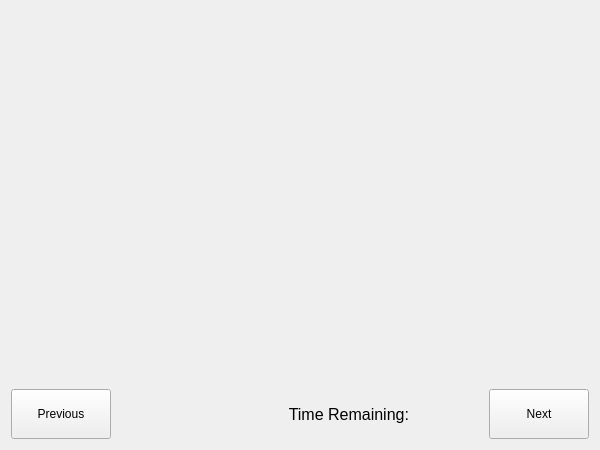
Old version of the form MarketSimulation/mainwindow.ui in the repository dwattttt/marketsim.
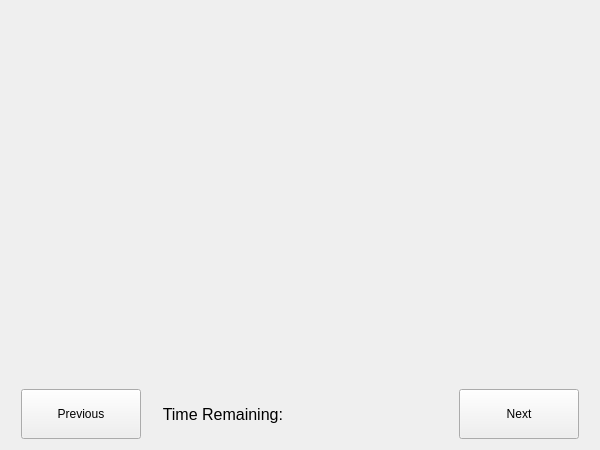
New version of the form. Custom widgets are drawn as their Qt base class.

Patch:
```diff
--- a/MarketSimulation/mainwindow.ui
+++ b/MarketSimulation/mainwindow.ui
@@ -107,7 +107,7 @@
           </property>
           <property name="minimumSize">
            <size>
-            <width>100</width>
+            <width>120</width>
             <height>50</height>
            </size>
           </property>
@@ -117,13 +117,10 @@
          </widget>
         </item>
         <item>
-         <spacer name="horizontalSpacer_7">
+         <spacer name="horizontalSpacer_6">
           <property name="orientation">
            <enum>Qt::Horizontal</enum>
           </property>
-          <property name="sizeType">
-           <enum>QSizePolicy::Expanding</enum>
-          </property>
           <property name="sizeHint" stdset="0">
            <size>
             <width>0</width>
@@ -135,18 +132,24 @@
         <item>
          <widget class="QWidget" name="simulationDisplay" native="true">
           <property name="sizePolicy">
-           <sizepolicy hsizetype="Preferred" vsizetype="Preferred">
+           <sizepolicy hsizetype="Expanding" vsizetype="Preferred">
             <horstretch>200</horstretch>
             <verstretch>0</verstretch>
            </sizepolicy>
           </property>
           <property name="minimumSize">
            <size>
-            <width>200</width>
+            <width>0</width>
             <height>0</height>
            </size>
           </property>
           <layout class="QHBoxLayout" name="horizontalLayout_3">
+           <property name="leftMargin">
+            <number>0</number>
+           </property>
+           <property name="rightMargin">
+            <number>0</number>
+           </property>
            <item>
             <spacer name="horizontalSpacer">
              <property name="orientation">
@@ -157,33 +160,7 @@
              </property>
              <property name="sizeHint" stdset="0">
               <size>
-               <width>40</width>
-               <height>20</height>
-              </size>
-             </property>
-            </spacer>
-           </item>
-           <item>
-            <widget class="MarketIndexWidget" name="marketIndex" native="true">
-             <property name="minimumSize">
-              <size>
-               <width>100</width>
-               <height>0</height>
-              </size>
-             </property>
-            </widget>
-           </item>
-           <item>
-            <spacer name="horizontalSpacer_5">
-             <property name="orientation">
-              <enum>Qt::Horizontal</enum>
-             </property>
-             <property name="sizeType">
-              <enum>QSizePolicy::Expanding</enum>
-             </property>
-             <property name="sizeHint" stdset="0">
-              <size>
-               <width>20</width>
+               <width>15</width>
                <height>20</height>
               </size>
              </property>
@@ -222,6 +199,32 @@
              </property>
             </widget>
            </item>
+           <item>
+            <spacer name="horizontalSpacer_5">
+             <property name="orientation">
+              <enum>Qt::Horizontal</enum>
+             </property>
+             <property name="sizeType">
+              <enum>QSizePolicy::Expanding</enum>
+             </property>
+             <property name="sizeHint" stdset="0">
+              <size>
+               <width>20</width>
+               <height>20</height>
+              </size>
+             </property>
+            </spacer>
+           </item>
+           <item>
+            <widget class="MarketIndexWidget" name="marketIndex" native="true">
+             <property name="minimumSize">
+              <size>
+               <width>100</width>
+               <height>0</height>
+              </size>
+             </property>
+            </widget>
+           </item>
            <item>
             <spacer name="horizontalSpacer_2">
              <property name="orientation">
@@ -232,7 +235,7 @@
              </property>
              <property name="sizeHint" stdset="0">
               <size>
-               <width>40</width>
+               <width>15</width>
                <height>20</height>
               </size>
              </property>
@@ -242,13 +245,10 @@
          </widget>
         </item>
         <item>
-         <spacer name="horizontalSpacer_6">
+         <spacer name="horizontalSpacer_7">
           <property name="orientation">
            <enum>Qt::Horizontal</enum>
           </property>
-          <property name="sizeType">
-           <enum>QSizePolicy::Expanding</enum>
-          </property>
           <property name="sizeHint" stdset="0">
            <size>
             <width>0</width>
@@ -267,7 +267,7 @@
           </property>
           <property name="minimumSize">
            <size>
-            <width>100</width>
+            <width>120</width>
             <height>50</height>
            </size>
           </property>
```
